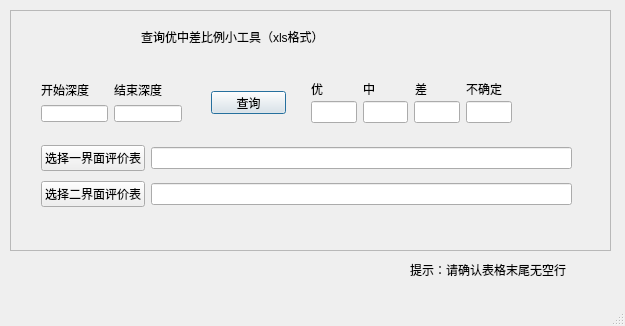
The window that TableFusionPro_UI.ui (KiwiPapa/2Stars-EvaluationTableFusion) describes before a commit, drawn with Qt 5.
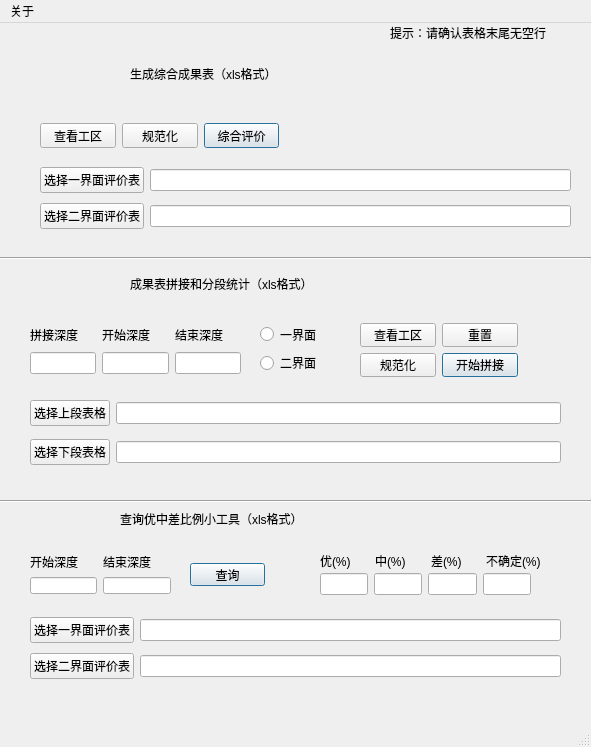
The same window after the commit. The open tabs and pages were chosen to show the change.

What changed in the file:
```diff
--- a/TableFusionPro_UI.ui
+++ b/TableFusionPro_UI.ui
@@ -6,8 +6,8 @@
    <rect>
     <x>0</x>
     <y>0</y>
-    <width>625</width>
-    <height>326</height>
+    <width>591</width>
+    <height>747</height>
    </rect>
   </property>
   <property name="windowTitle">
@@ -17,9 +17,9 @@
    <widget class="QLabel" name="label_125">
     <property name="geometry">
      <rect>
-      <x>410</x>
-      <y>260</y>
-      <width>201</width>
+      <x>390</x>
+      <y>0</y>
+      <width>191</width>
       <height>20</height>
      </rect>
     </property>
@@ -30,27 +30,60 @@
      <string>提示：请确认表格末尾无空行</string>
     </property>
    </widget>
-   <widget class="QStackedWidget" name="stackedWidget">
+   <widget class="QWidget" name="layoutWidget_5">
     <property name="geometry">
      <rect>
-      <x>10</x>
-      <y>10</y>
-      <width>601</width>
-      <height>241</height>
+      <x>40</x>
+      <y>140</y>
+      <width>531</width>
+      <height>70</height>
      </rect>
     </property>
-    <property name="frameShape">
-     <enum>QFrame::StyledPanel</enum>
+    <property name="styleSheet">
+     <string notr="true">font: 10pt &quot;黑体&quot;;</string>
     </property>
-    <property name="currentIndex">
-     <number>0</number>
-    </property>
-    <widget class="QWidget" name="page_2">
-     <widget class="QWidget" name="">
+    <layout class="QGridLayout" name="gridLayout_9">
+     <item row="1" column="1">
+      <widget class="QLineEdit" name="lineEdit_53">
+       <property name="styleSheet">
+        <string notr="true">font: 10pt &quot;黑体&quot;;</string>
+       </property>
+      </widget>
+     </item>
+     <item row="0" column="0">
+      <widget class="QPushButton" name="pushButton_11">
+       <property name="styleSheet">
+        <string notr="true">font: 10pt &quot;黑体&quot;;</string>
+       </property>
+       <property name="text">
+        <string>选择一界面评价表</string>
+       </property>
+      </widget>
+     </item>
+     <item row="0" column="1">
+      <widget class="QLineEdit" name="lineEdit_49">
+       <property name="styleSheet">
+        <string notr="true">font: 10pt &quot;黑体&quot;;</string>
+       </property>
+      </widget>
+     </item>
+     <item row="1" column="0">
+      <widget class="QPushButton" name="pushButton_12">
+       <property name="styleSheet">
+        <string notr="true">font: 10pt &quot;黑体&quot;;</string>
+       </property>
+       <property name="text">
+        <string>选择二界面评价表</string>
+       </property>
+      </widget>
+     </item>
+    </layout>
+   </widget>
+   <widget class="QWidget" name="layoutWidget">
       <property name="geometry">
        <rect>
-        <x>30</x>
-        <y>80</y>
+      <x>40</x>
+      <y>100</y>
         <width>239</width>
         <height>25</height>
        </rect>
@@ -115,60 +148,11 @@
        </item>
       </layout>
      </widget>
-     <widget class="QWidget" name="layoutWidget_5">
-      <property name="geometry">
-       <rect>
-        <x>30</x>
-        <y>110</y>
-        <width>531</width>
-        <height>70</height>
-       </rect>
-      </property>
-      <property name="styleSheet">
-       <string notr="true">font: 10pt &quot;黑体&quot;;</string>
-      </property>
-      <layout class="QGridLayout" name="gridLayout_9">
-       <item row="1" column="1">
-        <widget class="QLineEdit" name="lineEdit_53">
-         <property name="styleSheet">
-          <string notr="true">font: 10pt &quot;黑体&quot;;</string>
-         </property>
-        </widget>
-       </item>
-       <item row="0" column="0">
-        <widget class="QPushButton" name="pushButton_11">
-         <property name="styleSheet">
-          <string notr="true">font: 10pt &quot;黑体&quot;;</string>
-         </property>
-         <property name="text">
-          <string>选择一界面评价表</string>
-         </property>
-        </widget>
-       </item>
-       <item row="0" column="1">
-        <widget class="QLineEdit" name="lineEdit_49">
-         <property name="styleSheet">
-          <string notr="true">font: 10pt &quot;黑体&quot;;</string>
-         </property>
-        </widget>
-       </item>
-       <item row="1" column="0">
-        <widget class="QPushButton" name="pushButton_12">
-         <property name="styleSheet">
-          <string notr="true">font: 10pt &quot;黑体&quot;;</string>
-         </property>
-         <property name="text">
-          <string>选择二界面评价表</string>
-         </property>
-        </widget>
-       </item>
-      </layout>
-     </widget>
      <widget class="QLabel" name="label_113">
       <property name="geometry">
        <rect>
-        <x>120</x>
-        <y>20</y>
+      <x>130</x>
+      <y>30</y>
         <width>371</width>
         <height>41</height>
        </rect>
@@ -177,19 +161,17 @@
        <string notr="true">font: 20pt &quot;黑体&quot;;</string>
       </property>
       <property name="text">
-       <string>固井质量综合评价（xls格式）</string>
+     <string>生成综合成果表（xls格式）</string>
       </property>
       <property name="textFormat">
        <enum>Qt::PlainText</enum>
       </property>
      </widget>
-    </widget>
-    <widget class="QWidget" name="page">
      <widget class="QWidget" name="layoutWidget_3">
       <property name="geometry">
        <rect>
         <x>30</x>
-        <y>70</y>
+      <y>300</y>
         <width>211</width>
         <height>51</height>
        </rect>
@@ -251,50 +233,36 @@
        </item>
       </layout>
      </widget>
-     <widget class="QWidget" name="layoutWidget">
+   <widget class="QWidget" name="layoutWidget_2">
       <property name="geometry">
        <rect>
-        <x>30</x>
-        <y>130</y>
-        <width>531</width>
-        <height>81</height>
+      <x>260</x>
+      <y>300</y>
+      <width>70</width>
+      <height>51</height>
        </rect>
       </property>
       <property name="styleSheet">
        <string notr="true">font: 10pt &quot;黑体&quot;;</string>
       </property>
-      <layout class="QGridLayout" name="gridLayout_8">
+    <layout class="QGridLayout" name="gridLayout_19">
        <item row="0" column="0">
-        <widget class="QPushButton" name="pushButton_9">
+      <widget class="QRadioButton" name="radioButton">
          <property name="styleSheet">
           <string notr="true">font: 10pt &quot;黑体&quot;;</string>
          </property>
          <property name="text">
-          <string>选择上段表格</string>
-         </property>
-        </widget>
-       </item>
-       <item row="1" column="1">
-        <widget class="QLineEdit" name="lineEdit_52">
-         <property name="styleSheet">
-          <string notr="true">font: 10pt &quot;黑体&quot;;</string>
+        <string>一界面</string>
          </property>
         </widget>
        </item>
        <item row="1" column="0">
-        <widget class="QPushButton" name="pushButton_10">
+      <widget class="QRadioButton" name="radioButton_2">
          <property name="styleSheet">
           <string notr="true">font: 10pt &quot;黑体&quot;;</string>
          </property>
          <property name="text">
-          <string>选择下段表格</string>
-         </property>
-        </widget>
-       </item>
-       <item row="0" column="1">
-        <widget class="QLineEdit" name="lineEdit_48">
-         <property name="styleSheet">
-          <string notr="true">font: 10pt &quot;黑体&quot;;</string>
+        <string>二界面</string>
          </property>
         </widget>
        </item>
@@ -303,10 +271,10 @@
      <widget class="QWidget" name="layoutWidget_4">
       <property name="geometry">
        <rect>
-        <x>400</x>
-        <y>70</y>
-        <width>151</width>
-        <height>51</height>
+      <x>360</x>
+      <y>300</y>
+      <width>158</width>
+      <height>54</height>
        </rect>
       </property>
       <property name="styleSheet">
@@ -382,36 +350,50 @@
        </item>
       </layout>
      </widget>
-     <widget class="QWidget" name="layoutWidget_2">
+   <widget class="QWidget" name="layoutWidget">
       <property name="geometry">
        <rect>
-        <x>250</x>
-        <y>70</y>
-        <width>70</width>
-        <height>51</height>
+      <x>30</x>
+      <y>370</y>
+      <width>531</width>
+      <height>81</height>
        </rect>
       </property>
       <property name="styleSheet">
        <string notr="true">font: 10pt &quot;黑体&quot;;</string>
       </property>
-      <layout class="QGridLayout" name="gridLayout_19">
+    <layout class="QGridLayout" name="gridLayout_8">
        <item row="0" column="0">
-        <widget class="QRadioButton" name="radioButton">
+      <widget class="QPushButton" name="pushButton_9">
          <property name="styleSheet">
           <string notr="true">font: 10pt &quot;黑体&quot;;</string>
          </property>
          <property name="text">
-          <string>一界面</string>
+        <string>选择上段表格</string>
+       </property>
+      </widget>
+     </item>
+     <item row="1" column="1">
+      <widget class="QLineEdit" name="lineEdit_52">
+       <property name="styleSheet">
+        <string notr="true">font: 10pt &quot;黑体&quot;;</string>
          </property>
         </widget>
        </item>
        <item row="1" column="0">
-        <widget class="QRadioButton" name="radioButton_2">
+      <widget class="QPushButton" name="pushButton_10">
          <property name="styleSheet">
           <string notr="true">font: 10pt &quot;黑体&quot;;</string>
          </property>
          <property name="text">
-          <string>二界面</string>
+        <string>选择下段表格</string>
+       </property>
+      </widget>
+     </item>
+     <item row="0" column="1">
+      <widget class="QLineEdit" name="lineEdit_48">
+       <property name="styleSheet">
+        <string notr="true">font: 10pt &quot;黑体&quot;;</string>
          </property>
         </widget>
        </item>
@@ -421,8 +403,8 @@
       <property name="geometry">
        <rect>
         <x>130</x>
-        <y>10</y>
-        <width>371</width>
+      <y>240</y>
+      <width>321</width>
         <height>41</height>
        </rect>
       </property>
@@ -430,19 +412,36 @@
        <string notr="true">font: 15pt &quot;黑体&quot;;</string>
       </property>
       <property name="text">
-       <string>单层评价表拼接和分段统计（xls格式）</string>
+     <string>成果表拼接和分段统计（xls格式）</string>
       </property>
       <property name="textFormat">
        <enum>Qt::PlainText</enum>
       </property>
      </widget>
-    </widget>
-    <widget class="QWidget" name="page_3">
-     <widget class="QWidget" name="">
+   <widget class="QLabel" name="label_115">
+    <property name="geometry">
+     <rect>
+      <x>120</x>
+      <y>480</y>
+      <width>321</width>
+      <height>31</height>
+     </rect>
+    </property>
+    <property name="styleSheet">
+     <string notr="true">font: 15pt &quot;黑体&quot;;</string>
+    </property>
+    <property name="text">
+     <string>查询优中差比例小工具（xls格式）</string>
+    </property>
+    <property name="textFormat">
+     <enum>Qt::PlainText</enum>
+    </property>
+   </widget>
+   <widget class="QWidget" name="layoutWidget">
       <property name="geometry">
        <rect>
         <x>30</x>
-        <y>70</y>
+      <y>530</y>
         <width>141</width>
         <height>41</height>
        </rect>
@@ -484,51 +483,11 @@
        </item>
       </layout>
      </widget>
-     <widget class="QWidget" name="">
-      <property name="geometry">
-       <rect>
-        <x>300</x>
-        <y>90</y>
-        <width>201</width>
-        <height>22</height>
-       </rect>
-      </property>
-      <layout class="QGridLayout" name="gridLayout_3">
-       <item row="0" column="2">
-        <widget class="QLineEdit" name="lineEdit_58">
-         <property name="styleSheet">
-          <string notr="true">font: 10pt &quot;黑体&quot;;</string>
-         </property>
-        </widget>
-       </item>
-       <item row="0" column="1">
-        <widget class="QLineEdit" name="lineEdit_57">
-         <property name="styleSheet">
-          <string notr="true">font: 10pt &quot;黑体&quot;;</string>
-         </property>
-        </widget>
-       </item>
-       <item row="0" column="3">
-        <widget class="QLineEdit" name="lineEdit_59">
-         <property name="styleSheet">
-          <string notr="true">font: 10pt &quot;黑体&quot;;</string>
-         </property>
-        </widget>
-       </item>
-       <item row="0" column="0">
-        <widget class="QLineEdit" name="lineEdit_56">
-         <property name="styleSheet">
-          <string notr="true">font: 10pt &quot;黑体&quot;;</string>
-         </property>
-        </widget>
-       </item>
-      </layout>
-     </widget>
      <widget class="QPushButton" name="pushButton_16">
       <property name="geometry">
        <rect>
-        <x>200</x>
-        <y>80</y>
+      <x>190</x>
+      <y>540</y>
         <width>75</width>
         <height>23</height>
        </rect>
@@ -546,12 +505,12 @@
        <bool>true</bool>
       </property>
      </widget>
-     <widget class="QWidget" name="">
+   <widget class="QWidget" name="layoutWidget">
       <property name="geometry">
        <rect>
-        <x>300</x>
-        <y>70</y>
-        <width>201</width>
+      <x>320</x>
+      <y>530</y>
+      <width>221</width>
         <height>16</height>
        </rect>
       </property>
@@ -562,7 +521,7 @@
           <string notr="true">font: 10pt &quot;黑体&quot;;</string>
          </property>
          <property name="text">
-          <string>优</string>
+        <string>优(%)</string>
          </property>
         </widget>
        </item>
@@ -572,7 +531,7 @@
           <string notr="true">font: 10pt &quot;黑体&quot;;</string>
          </property>
          <property name="text">
-          <string>中</string>
+        <string>中(%)</string>
          </property>
         </widget>
        </item>
@@ -582,7 +541,7 @@
           <string notr="true">font: 10pt &quot;黑体&quot;;</string>
          </property>
          <property name="text">
-          <string>差</string>
+        <string>差(%)</string>
          </property>
         </widget>
        </item>
@@ -592,7 +551,47 @@
           <string notr="true">font: 10pt &quot;黑体&quot;;</string>
          </property>
          <property name="text">
-          <string>不确定</string>
+        <string>不确定(%)</string>
+       </property>
+      </widget>
+     </item>
+    </layout>
+   </widget>
+   <widget class="QWidget" name="layoutWidget">
+    <property name="geometry">
+     <rect>
+      <x>320</x>
+      <y>550</y>
+      <width>211</width>
+      <height>22</height>
+     </rect>
+    </property>
+    <layout class="QGridLayout" name="gridLayout_3">
+     <item row="0" column="2">
+      <widget class="QLineEdit" name="lineEdit_58">
+       <property name="styleSheet">
+        <string notr="true">font: 10pt &quot;黑体&quot;;</string>
+       </property>
+      </widget>
+     </item>
+     <item row="0" column="1">
+      <widget class="QLineEdit" name="lineEdit_57">
+       <property name="styleSheet">
+        <string notr="true">font: 10pt &quot;黑体&quot;;</string>
+       </property>
+      </widget>
+     </item>
+     <item row="0" column="3">
+      <widget class="QLineEdit" name="lineEdit_59">
+       <property name="styleSheet">
+        <string notr="true">font: 10pt &quot;黑体&quot;;</string>
+       </property>
+      </widget>
+     </item>
+     <item row="0" column="0">
+      <widget class="QLineEdit" name="lineEdit_56">
+       <property name="styleSheet">
+        <string notr="true">font: 10pt &quot;黑体&quot;;</string>
          </property>
         </widget>
        </item>
@@ -602,7 +601,7 @@
       <property name="geometry">
        <rect>
         <x>30</x>
-        <y>130</y>
+      <y>590</y>
         <width>531</width>
         <height>70</height>
        </rect>
@@ -647,26 +646,31 @@
        </item>
       </layout>
      </widget>
-     <widget class="QLabel" name="label_115">
+   <widget class="Line" name="line">
       <property name="geometry">
        <rect>
-        <x>130</x>
-        <y>10</y>
-        <width>321</width>
+      <x>0</x>
+      <y>470</y>
+      <width>591</width>
+      <height>16</height>
+     </rect>
+    </property>
+    <property name="orientation">
+     <enum>Qt::Horizontal</enum>
+    </property>
+   </widget>
+   <widget class="Line" name="line_2">
+    <property name="geometry">
+     <rect>
+      <x>0</x>
+      <y>220</y>
+      <width>591</width>
         <height>31</height>
        </rect>
       </property>
-      <property name="styleSheet">
-       <string notr="true">font: 15pt &quot;黑体&quot;;</string>
-      </property>
-      <property name="text">
-       <string>查询优中差比例小工具（xls格式）</string>
-      </property>
-      <property name="textFormat">
-       <enum>Qt::PlainText</enum>
-      </property>
-     </widget>
-    </widget>
+    <property name="orientation">
+     <enum>Qt::Horizontal</enum>
+    </property>
    </widget>
   </widget>
   <widget class="QMenuBar" name="menubar">
@@ -674,12 +678,30 @@
     <rect>
      <x>0</x>
      <y>0</y>
-     <width>625</width>
+     <width>591</width>
      <height>23</height>
     </rect>
    </property>
+   <widget class="QMenu" name="menu">
+    <property name="title">
+     <string>关于</string>
+    </property>
+    <addaction name="action"/>
+    <addaction name="action_2"/>
+   </widget>
+   <addaction name="menu"/>
   </widget>
   <widget class="QStatusBar" name="statusbar"/>
+  <action name="action">
+   <property name="text">
+    <string>简介</string>
+   </property>
+  </action>
+  <action name="action_2">
+   <property name="text">
+    <string>联系</string>
+   </property>
+  </action>
  </widget>
  <resources/>
  <connections/>
```
Lines whose indentation alone changed are shown as unchanged.
